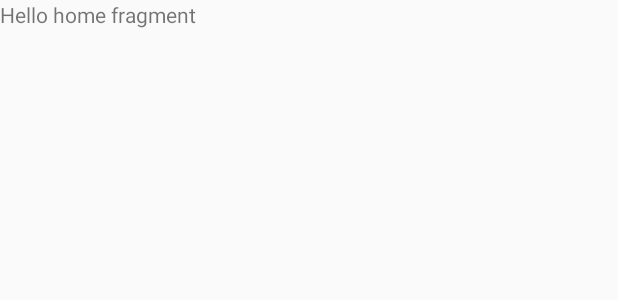
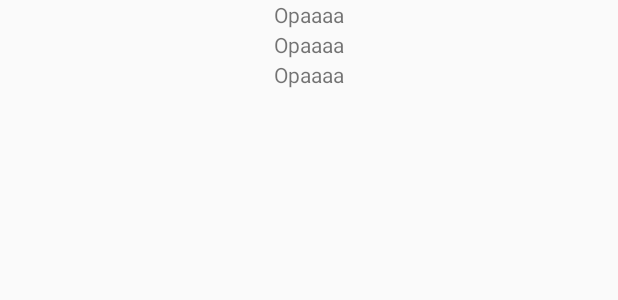
Before and after one commit to rylderoliveira/Instagram-Clone, an Android app: the layout fragment_home.xml on its own in the app's theme, with its tools: preview values and no code run, on a phone screen of 412 x 824 dp. Shown: the top 300 px of the screen. Run offline under Robolectric (Android 15) with nearby library versions, the phone set to English and light mode, and no system bars.

Commit message:
:sparkles: wip creating custom view

```diff
--- /dev/null
+++ b/app/src/main/java/com/example/instagramclone/ui/componentes/PostView.kt
@@ -0,0 +1,18 @@
+package com.example.instagramclone.ui.componentes
+
+import android.content.Context
+import android.util.AttributeSet
+import androidx.constraintlayout.widget.ConstraintLayout
+import com.example.instagramclone.R
+
+class PostView @JvmOverloads constructor(
+    context: Context,
+    attributeSet: AttributeSet? = null,
+    defStyleAttr: Int = 0,
+) : ConstraintLayout(context, attributeSet, defStyleAttr) {
+
+    init {
+        inflate(context, R.layout.view_post_view, this)
+    }
+
+}
--- a/app/src/main/res/layout/fragment_home.xml
+++ b/app/src/main/res/layout/fragment_home.xml
@@ -3,11 +3,15 @@
     xmlns:tools="http://schemas.android.com/tools"
     android:layout_width="match_parent"
     android:layout_height="match_parent"
+    xmlns:app="http://schemas.android.com/apk/res-auto"
     tools:context=".ui.home.HomeFragment">
 
-    <TextView
+    <androidx.recyclerview.widget.RecyclerView
+        android:id="@+id/recycler_view_home_posts"
         android:layout_width="match_parent"
-        android:layout_height="match_parent"
-        android:text="@string/hello_home_fragment" />
+        app:layoutManager="androidx.recyclerview.widget.LinearLayoutManager"
+        android:orientation="vertical"
+        tools:listitem="@layout/item_post_home"
+        android:layout_height="match_parent"/>
 
 </FrameLayout>
--- /dev/null
+++ b/app/src/main/res/layout/item_post_home.xml
@@ -0,0 +1,6 @@
+<?xml version="1.0" encoding="utf-8"?>
+<com.example.instagramclone.ui.componentes.PostView xmlns:android="http://schemas.android.com/apk/res/android"
+    xmlns:tools="http://schemas.android.com/tools"
+    android:layout_width="match_parent"
+    android:layout_height="wrap_content"
+    tools:ignore="MissingDefaultResource"/>
--- /dev/null
+++ b/app/src/main/res/layout/view_post_view.xml
@@ -0,0 +1,16 @@
+<?xml version="1.0" encoding="utf-8"?>
+<androidx.constraintlayout.widget.ConstraintLayout
+    xmlns:android="http://schemas.android.com/apk/res/android"
+    android:layout_width="match_parent"
+    android:layout_height="wrap_content"
+    xmlns:app="http://schemas.android.com/apk/res-auto">
+
+    <TextView
+        android:layout_width="wrap_content"
+        android:layout_height="20dp"
+        app:layout_constraintTop_toTopOf="parent"
+        app:layout_constraintStart_toStartOf="parent"
+        app:layout_constraintEnd_toEndOf="parent"
+        android:text="Opaaaa"/>
+
+</androidx.constraintlayout.widget.ConstraintLayout>
```
Also changed, not shown: app/src/main/java/com/example/instagramclone/model/Comment.kt (added, +24 -0 lines), app/src/main/java/com/example/instagramclone/model/Post.kt (added, +33 -0 lines), app/src/main/java/com/example/instagramclone/model/UsersLike.kt (added, +15 -0 lines), app/src/main/java/com/example/instagramclone/ui/home/HomeContract.kt (added, +10 -0 lines), 1 other file.
